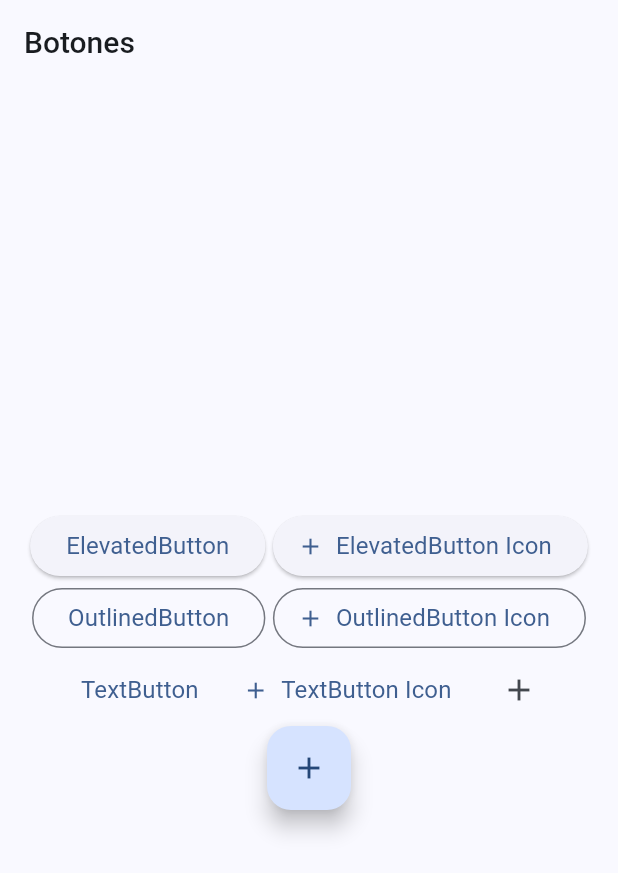
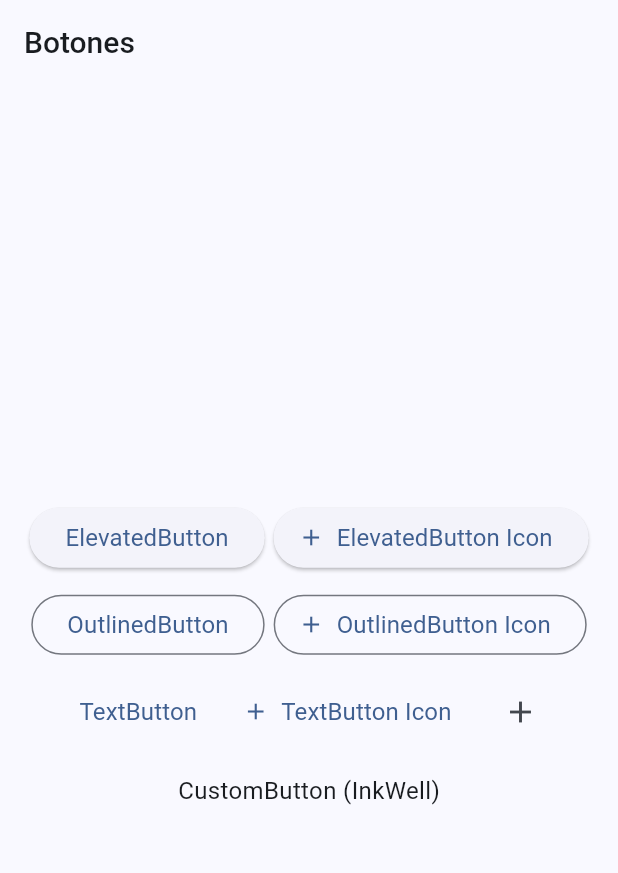
Before and after one commit to Ignaciomanchu1998/Widgets-Flutter, a Flutter app: the ButtonScreen screen opened by its route, on a phone screen of 412 x 824 dp. Shown: the top 873 px of the screen. Run offline on Flutter 3.47's test engine with Material 3 defaults, Android fonts, the phone set to English and light mode, and no system bars; our stand-ins replace go_router.

Commit message:
Adding and update button custom.

```diff
--- a/lib/app/screens/buttons_screen.dart
+++ b/lib/app/screens/buttons_screen.dart
@@ -31,9 +31,11 @@ class _Body extends StatelessWidget {
     return Padding(
       padding: const EdgeInsets.symmetric(horizontal: 16),
       child: Wrap(
+        spacing: 6,
+        runSpacing: 10,
         alignment: WrapAlignment.center,
         crossAxisAlignment: WrapCrossAlignment.center,
-        spacing: 5,
+        runAlignment: WrapAlignment.center,
         children: [
           ElevatedButton(
             onPressed: () {},
@@ -78,10 +80,18 @@ class _Body extends StatelessWidget {
             onPressed: () {},
             icon: const Icon(Icons.add),
           ),
-          FloatingActionButton(
-            onPressed: () {},
-            child: const Icon(Icons.add),
-          ),
+
+          // CustomButton
+          InkWell(
+            onTap: () {},
+            borderRadius: BorderRadius.circular(50),
+            child: Container(
+              padding: const EdgeInsets.symmetric(vertical: 7, horizontal: 16),
+              child: const TextCustomWidget(
+                text: 'CustomButton (InkWell)',
+              ),
+            ),
+          )
         ],
       ),
     );
--- a/pubspec.yaml
+++ b/pubspec.yaml
@@ -10,6 +10,7 @@ dependencies:
   flutter:
     sdk: flutter
   go_router: ^14.3.0
+  flutter_syntax_view: ^4.1.0
 
 dev_dependencies:
   flutter_test:
```
Also changed, not shown: pubspec.lock.
